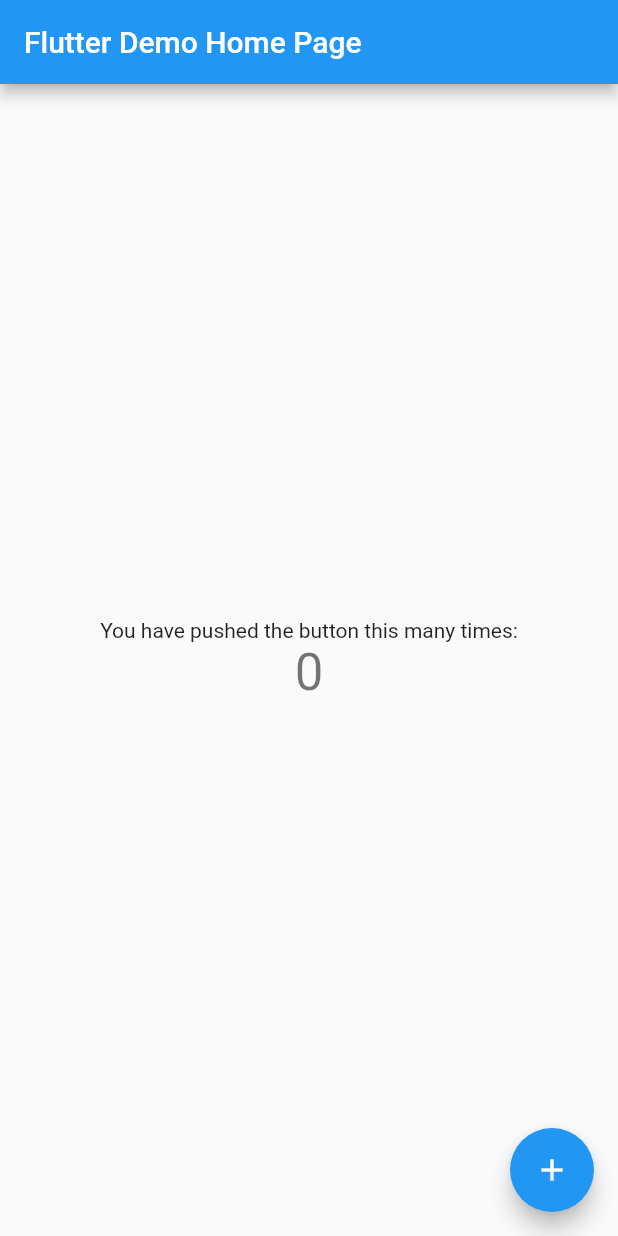
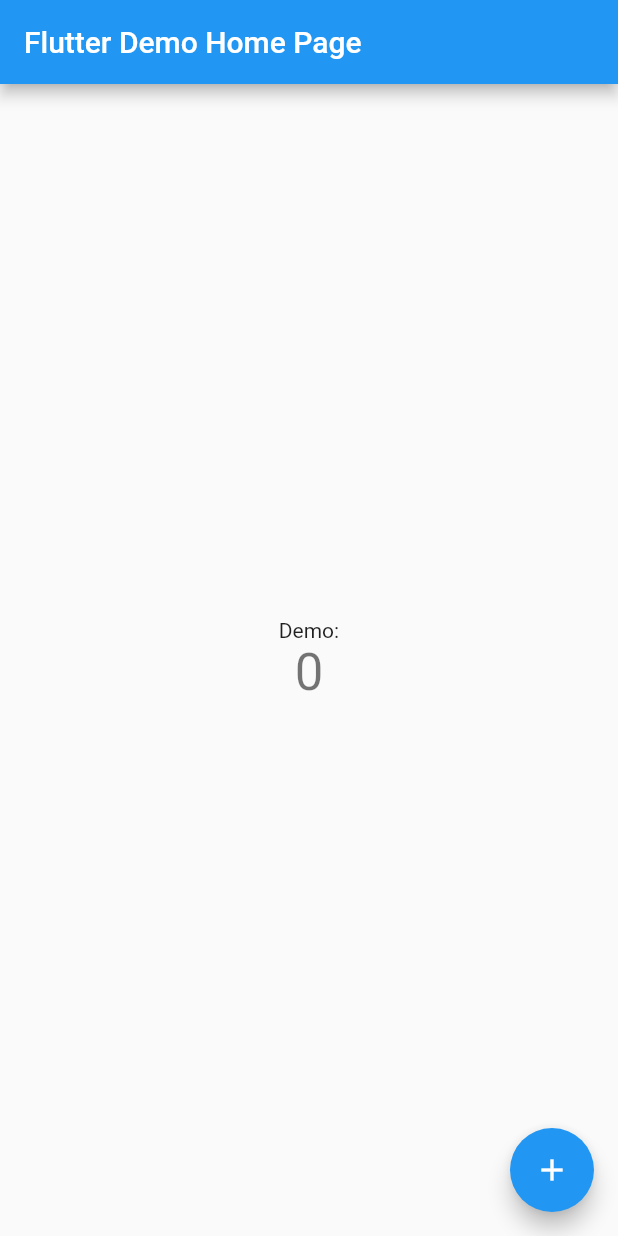
Before and after one commit to k2milli/luukPrototype, a Flutter app: the screen it shows after launch, on a phone screen of 412 x 824 dp. Run offline on Flutter 3.47's test engine with Material 2 defaults, Android fonts, the phone set to English and light mode, and no system bars.

Commit message:
Basic Template app, UI will commence soon.

```diff
--- a/lib/main.dart
+++ b/lib/main.dart
@@ -9,7 +9,7 @@ class MyApp extends StatelessWidget {
   @override
   Widget build(BuildContext context) {
     return MaterialApp(
-      title: 'Flutter Demo',
+      title: 'Luuk',
       theme: ThemeData(
         // This is the theme of your application.
         //
@@ -98,7 +98,7 @@ class _MyHomePageState extends State<MyHomePage> {
           mainAxisAlignment: MainAxisAlignment.center,
           children: <Widget>[
             Text(
-              'You have pushed the button this many times:',
+              'Demo:',
             ),
             Text(
               '$_counter',
```
Also changed, not shown: lib/ui_screens/seller_page.dart (added), lib/ui_screens/sign_in.dart (added), lib/ui_screens/sign_up.dart (added), 1 other file.
